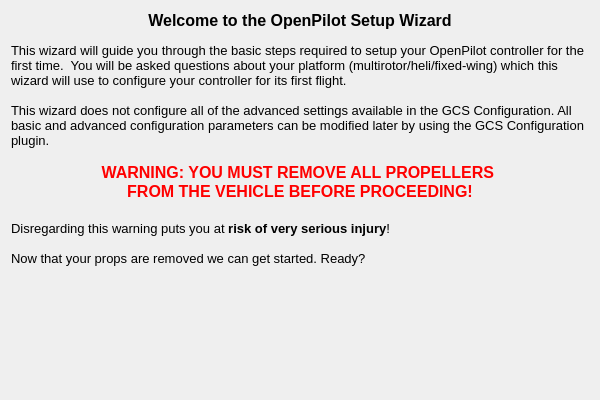
Before: the Qt Designer form ground/openpilotgcs/src/plugins/setupwizard/pages/opstartpage.ui in openpilot/OpenPilot, drawn with Qt 5.
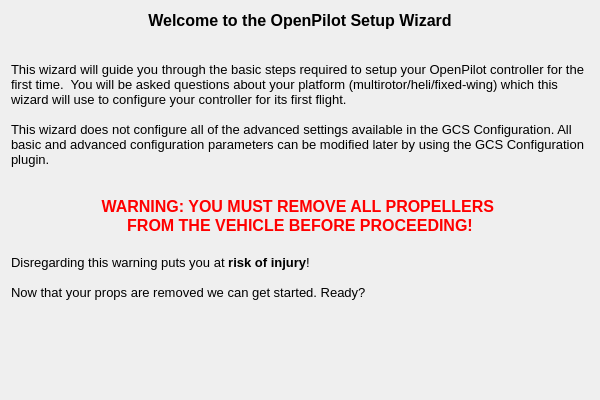
After: the same form once the commit is applied. Icons and pictures are not drawn.

Diff of the .ui file:
```diff
--- a/ground/openpilotgcs/src/plugins/setupwizard/pages/opstartpage.ui
+++ b/ground/openpilotgcs/src/plugins/setupwizard/pages/opstartpage.ui
@@ -39,16 +39,18 @@
 &lt;html&gt;&lt;head&gt;&lt;meta name=&quot;qrichtext&quot; content=&quot;1&quot; /&gt;&lt;style type=&quot;text/css&quot;&gt;
 p, li { white-space: pre-wrap; }
 &lt;/style&gt;&lt;/head&gt;&lt;body style=&quot; font-family:'MS Shell Dlg 2'; font-size:8pt; font-weight:400; font-style:normal;&quot;&gt;
-&lt;p align=&quot;center&quot; style=&quot; margin-top:0px; margin-bottom:0px; margin-left:0px; margin-right:0px; -qt-block-indent:0; text-indent:0px;&quot;&gt;&lt;span style=&quot; font-size:12pt; font-weight:600;&quot;&gt;Welcome to the OpenPilot Setup Wizard&lt;/span&gt;&lt;/p&gt;
-&lt;p style=&quot;-qt-paragraph-type:empty; margin-top:0px; margin-bottom:0px; margin-left:0px; margin-right:0px; -qt-block-indent:0; text-indent:0px;&quot;&gt;&lt;br /&gt;&lt;/p&gt;
-&lt;p style=&quot; margin-top:0px; margin-bottom:0px; margin-left:0px; margin-right:0px; -qt-block-indent:0; text-indent:0px;&quot;&gt;&lt;span style=&quot; font-size:10pt;&quot;&gt;This wizard will guide you through the basic steps required to setup your OpenPilot controller for the first time.  You will be asked questions about your platform (multirotor/heli/fixed-wing) which this wizard will use to configure your controller for its first flight. &lt;/span&gt;&lt;/p&gt;
+&lt;p align=&quot;center&quot; style=&quot; margin-top:0px; margin-bottom:0px; margin-left:0px; margin-right:0px; -qt-block-indent:0; text-indent:0px;&quot;&gt;&lt;span style=&quot; font-size:12pt; font-weight:600;&quot;&gt;Welcome to the OpenPilot Setup Wizard&lt;/span&gt;&lt;img src=&quot;:/setupwizard/resources/wizard.png&quot; style=&quot;float: right;&quot; /&gt;&lt;/p&gt;
+&lt;p align=&quot;center&quot; style=&quot;-qt-paragraph-type:empty; margin-top:0px; margin-bottom:0px; margin-left:0px; margin-right:0px; -qt-block-indent:0; text-indent:0px; font-size:12pt; font-weight:600;&quot;&gt;&lt;br /&gt;&lt;/p&gt;
+&lt;p align=&quot;right&quot; style=&quot;-qt-paragraph-type:empty; margin-top:0px; margin-bottom:0px; margin-left:0px; margin-right:0px; -qt-block-indent:0; text-indent:0px;&quot;&gt;&lt;br /&gt;&lt;/p&gt;
+&lt;p style=&quot; margin-top:0px; margin-bottom:0px; margin-left:0px; margin-right:0px; -qt-block-indent:0; text-indent:0px;&quot;&gt;&lt;span style=&quot; font-size:10pt;&quot;&gt;This wizard will guide you through the basic steps required to setup your OpenPilot controller for the first time.  You will be asked questions about your platform (multirotor/heli/fixed-wing) which this wizard will use to configure your controller for its first flight.&lt;/span&gt;&lt;/p&gt;
 &lt;p style=&quot;-qt-paragraph-type:empty; margin-top:0px; margin-bottom:0px; margin-left:0px; margin-right:0px; -qt-block-indent:0; text-indent:0px; font-size:10pt;&quot;&gt;&lt;br /&gt;&lt;/p&gt;
 &lt;p style=&quot; margin-top:0px; margin-bottom:0px; margin-left:0px; margin-right:0px; -qt-block-indent:0; text-indent:0px;&quot;&gt;&lt;span style=&quot; font-size:10pt;&quot;&gt;This wizard does not configure all of the advanced settings available in the GCS Configuration. All basic and advanced configuration parameters can be modified later by using the GCS Configuration plugin.&lt;/span&gt;&lt;/p&gt;
 &lt;p style=&quot;-qt-paragraph-type:empty; margin-top:0px; margin-bottom:0px; margin-left:0px; margin-right:0px; -qt-block-indent:0; text-indent:0px; font-size:10pt;&quot;&gt;&lt;br /&gt;&lt;/p&gt;
+&lt;p style=&quot;-qt-paragraph-type:empty; margin-top:0px; margin-bottom:0px; margin-left:0px; margin-right:0px; -qt-block-indent:0; text-indent:0px; font-size:10pt;&quot;&gt;&lt;br /&gt;&lt;/p&gt;
 &lt;p align=&quot;center&quot; style=&quot; margin-top:0px; margin-bottom:0px; margin-left:0px; margin-right:0px; -qt-block-indent:0; text-indent:0px;&quot;&gt;&lt;span style=&quot; font-size:12pt; font-weight:600; color:#ff0000;&quot;&gt;WARNING: YOU MUST REMOVE ALL PROPELLERS &lt;/span&gt;&lt;/p&gt;
 &lt;p align=&quot;center&quot; style=&quot; margin-top:0px; margin-bottom:0px; margin-left:0px; margin-right:0px; -qt-block-indent:0; text-indent:0px;&quot;&gt;&lt;span style=&quot; font-size:12pt; font-weight:600; color:#ff0000;&quot;&gt;FROM THE VEHICLE BEFORE PROCEEDING!&lt;/span&gt;&lt;/p&gt;
 &lt;p style=&quot;-qt-paragraph-type:empty; margin-top:0px; margin-bottom:0px; margin-left:0px; margin-right:0px; -qt-block-indent:0; text-indent:0px; font-family:'Lucida Grande'; font-size:13pt;&quot;&gt;&lt;br /&gt;&lt;/p&gt;
-&lt;p style=&quot; margin-top:0px; margin-bottom:0px; margin-left:0px; margin-right:0px; -qt-block-indent:0; text-indent:0px;&quot;&gt;&lt;span style=&quot; font-size:10pt;&quot;&gt;Disregarding this warning puts you at&lt;/span&gt;&lt;span style=&quot; font-size:10pt; font-weight:600; color:#000000;&quot;&gt; risk of very serious injury&lt;/span&gt;&lt;span style=&quot; font-size:10pt;&quot;&gt;!&lt;/span&gt;&lt;/p&gt;
+&lt;p style=&quot; margin-top:0px; margin-bottom:0px; margin-left:0px; margin-right:0px; -qt-block-indent:0; text-indent:0px;&quot;&gt;&lt;span style=&quot; font-size:10pt;&quot;&gt;Disregarding this warning puts you at&lt;/span&gt;&lt;span style=&quot; font-size:10pt; font-weight:600; color:#000000;&quot;&gt; risk of injury&lt;/span&gt;&lt;span style=&quot; font-size:10pt;&quot;&gt;!&lt;/span&gt;&lt;/p&gt;
 &lt;p style=&quot;-qt-paragraph-type:empty; margin-top:0px; margin-bottom:0px; margin-left:0px; margin-right:0px; -qt-block-indent:0; text-indent:0px; font-size:10pt;&quot;&gt;&lt;br /&gt;&lt;/p&gt;
 &lt;p style=&quot; margin-top:0px; margin-bottom:0px; margin-left:0px; margin-right:0px; -qt-block-indent:0; text-indent:0px;&quot;&gt;&lt;span style=&quot; font-size:10pt;&quot;&gt;Now that your props are removed we can get started. Ready?&lt;/span&gt;&lt;/p&gt;&lt;/body&gt;&lt;/html&gt;</string>
      </property>
```
